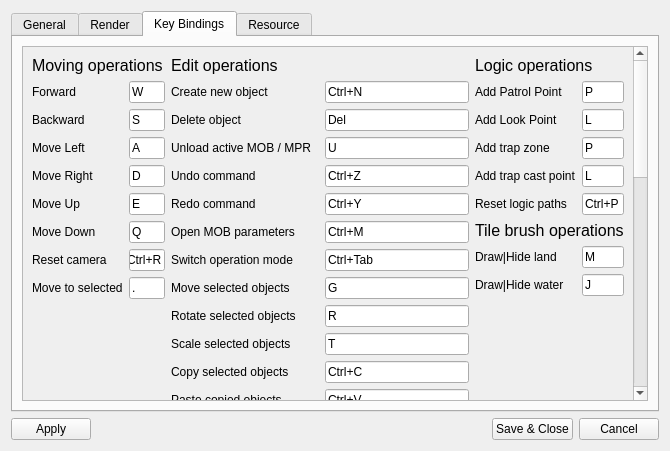
Before: the Qt Designer form source/app/settings.ui in Samolleg/ataman-mp, drawn with Qt 5.
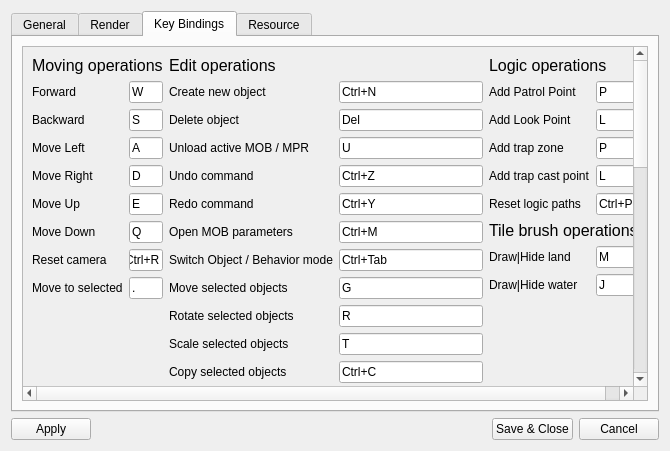
After: the same form once the commit is applied.

Commit message: Polish behavior mode and property choices

What changed in the file:
```diff
--- a/source/app/settings.ui
+++ b/source/app/settings.ui
@@ -716,7 +716,7 @@
              <item row="7" column="0">
               <widget class="QLabel" name="label_21">
                <property name="text">
-                <string>Switch operation mode</string>
+                <string>Switch Object / Behavior mode</string>
                </property>
               </widget>
              </item>
```
The commit also changes 10 other files.
